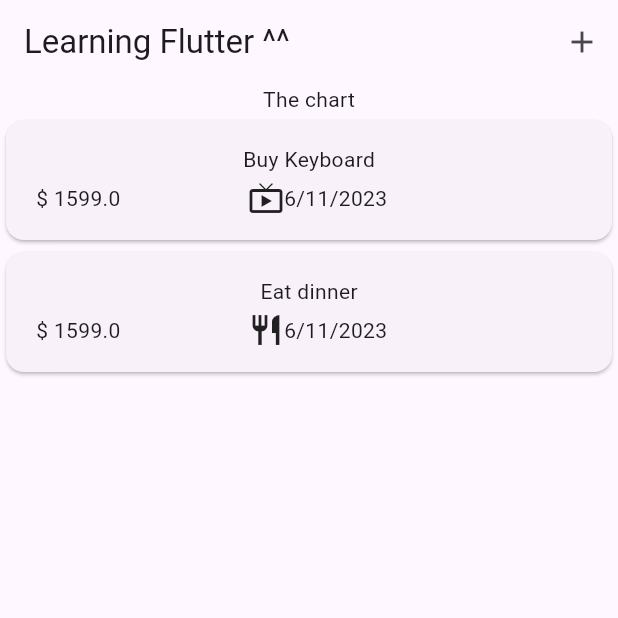
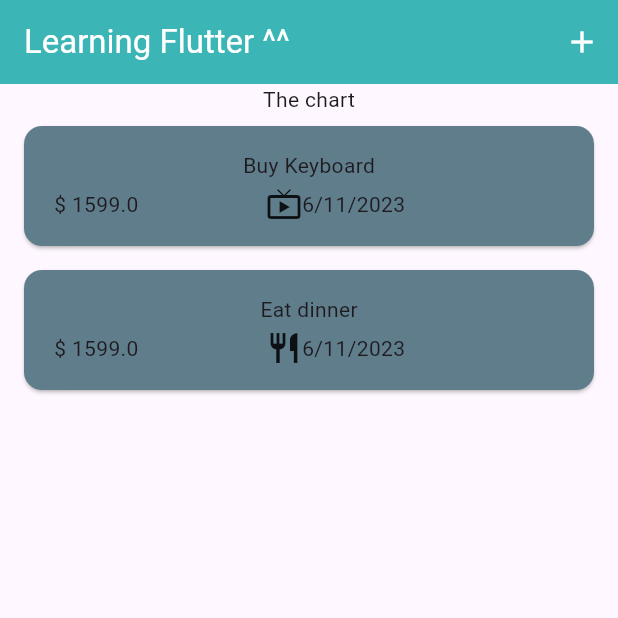
Before and after one commit to ivansiuzzz/expenseTracker, a Flutter app: the screen it shows after launch, on a phone screen of 412 x 824 dp, the top half of it. Run offline on Flutter 3.47's test engine with Material 2 defaults, Android fonts, the phone set to English and light mode, and no system bars.

```diff
--- a/lib/main.dart
+++ b/lib/main.dart
@@ -1,5 +1,7 @@
 import 'package:expensetracker/widgets/expenses.dart';
 import 'package:flutter/material.dart';
+
+var kColorScheme = const Color.fromARGB(255, 59, 181, 181);
 
 void main() {
   runApp(const MyApp());
@@ -17,6 +19,13 @@ class MyApp extends StatelessWidget {
       theme: ThemeData(
         colorScheme: ColorScheme.fromSeed(seedColor: Colors.deepPurple),
         useMaterial3: true,
+        appBarTheme: AppBarTheme().copyWith(
+            backgroundColor: kColorScheme, foregroundColor: Colors.white),
+        cardTheme: CardTheme().copyWith(
+            color: Colors.blueGrey,
+            margin: EdgeInsets.symmetric(horizontal: 16, vertical: 8)),
+        elevatedButtonTheme: ElevatedButtonThemeData(
+            style: ElevatedButton.styleFrom(backgroundColor: kColorScheme)),
       ),
       home: Expenses(),
     );
```
Also changed, not shown: lib/model/Expense.dart (+17 -0 lines).
